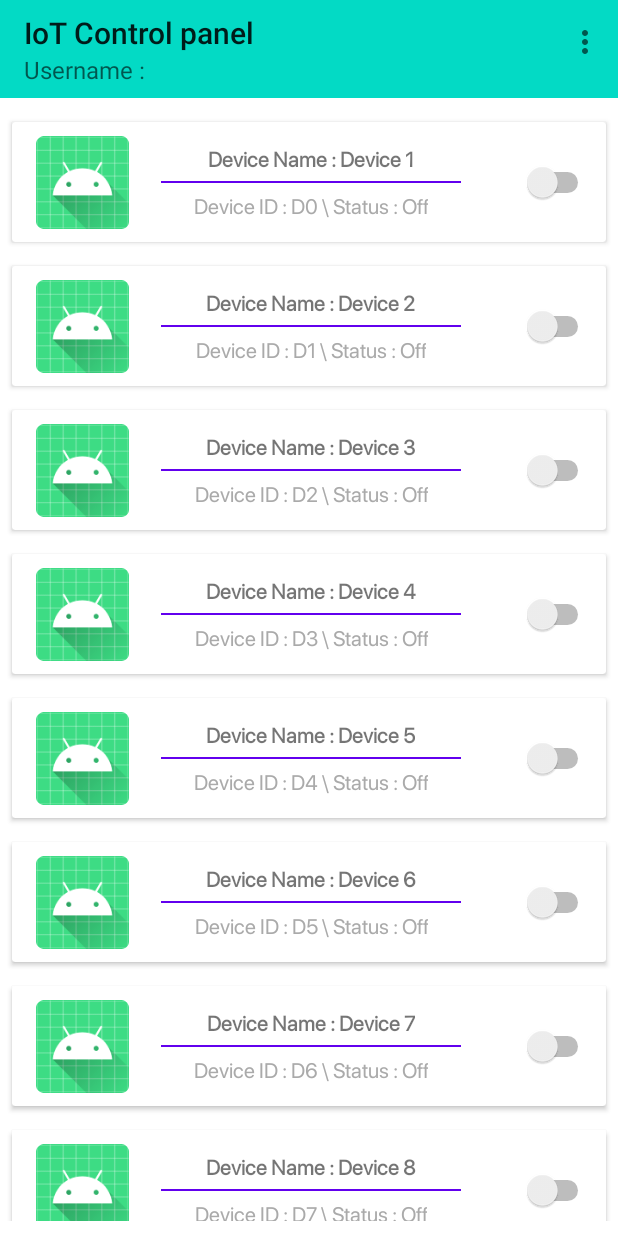
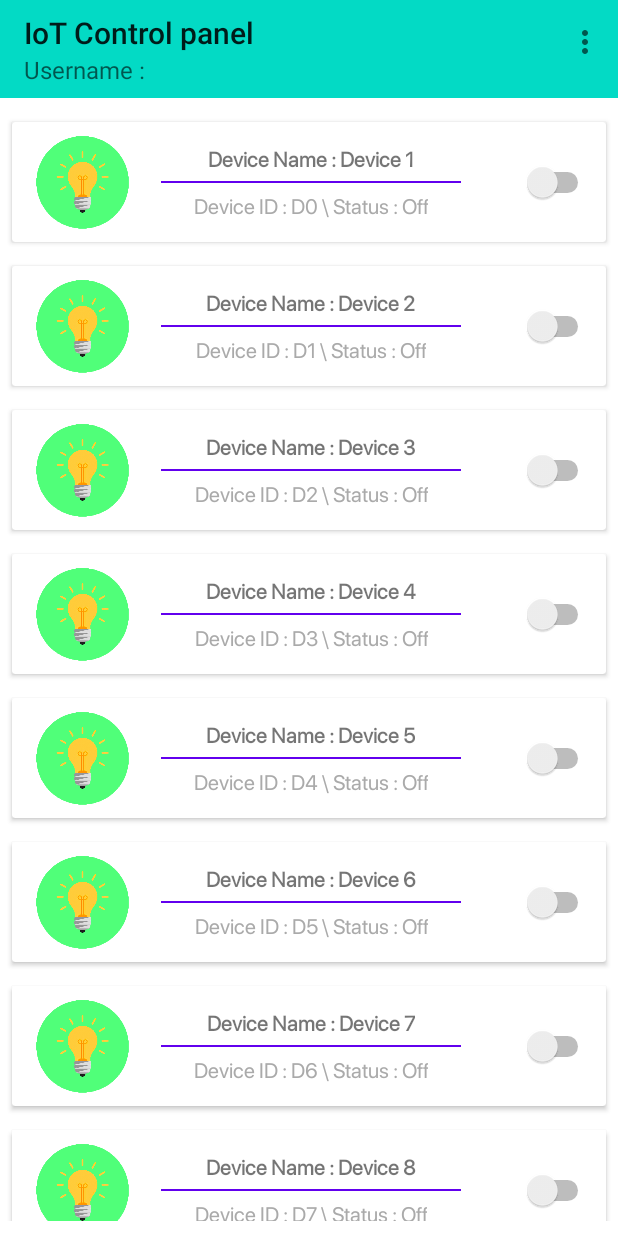
Before and after one commit to BeingTiger007/MySharedPref, an Android app: the iot_devices screen opened directly, with no data from a screen before it, on a phone screen of 412 x 824 dp. Run offline under Robolectric (Android 15) with nearby library versions, the phone set to English and light mode, and no system bars; our stand-ins replace Firebase (no records; nobody signed in at launch, a user with empty details on screens opened directly); libraries missing offline, so code that uses them is left out: com.orhanobut.dialogplus; 20 statements that could not run were skipped.

Commit message:
added image indications

```diff
--- a/app/src/main/java/com/example/mysharedpref/iot_devices.java
+++ b/app/src/main/java/com/example/mysharedpref/iot_devices.java
@@ -1,7 +1,6 @@
 package com.example.mysharedpref;
 
 import android.content.Context;
-import android.content.Intent;
 import android.content.SharedPreferences;
 import android.os.Bundle;
 import android.view.Gravity;
@@ -12,16 +11,17 @@ import android.view.View;
 import android.widget.Button;
 import android.widget.CompoundButton;
 import android.widget.EditText;
+import android.widget.ImageView;
 import android.widget.LinearLayout;
 import android.widget.Switch;
 import android.widget.TextView;
 import android.widget.Toast;
 
+import androidx.annotation.DrawableRes;
 import androidx.annotation.NonNull;
 import androidx.appcompat.app.AppCompatActivity;
 import androidx.appcompat.widget.Toolbar;
 
-import com.google.firebase.auth.FirebaseAuth;
 import com.google.firebase.database.DataSnapshot;
 import com.google.firebase.database.DatabaseError;
 import com.google.firebase.database.DatabaseReference;
@@ -43,6 +43,7 @@ public class iot_devices extends AppCompatActivity {
     Switch S0, S1, S2, S3, S4, S5, S6, S7, S8, S9;
     TextView T0, T1, T2, T3, T4, T5, T6, T7, T8, T9;
     TextView Sb0,Sb1,Sb2,Sb3,Sb4,Sb5,Sb6,Sb7,Sb8,Sb9;
+    ImageView i1,i2,i3,i4,i5,i6,i7,i8,i9,i10;
 
     private String admin_usernameS, admin_passwordS;
 
@@ -94,13 +95,24 @@ public class iot_devices extends AppCompatActivity {
         Sb8 = findViewById(R.id.IoT_deviceIdText9);
         Sb9 = findViewById(R.id.IoT_deviceIdText10);
 
+        i1 = findViewById(R.id.IoT_imageView1);
+        i2 = findViewById(R.id.IoT_imageView2);
+        i3 = findViewById(R.id.IoT_imageView3);
+        i4 = findViewById(R.id.IoT_imageView4);
+        i5 = findViewById(R.id.IoT_imageView5);
+        i6 = findViewById(R.id.IoT_imageView6);
+        i7 = findViewById(R.id.IoT_imageView7);
+        i8 = findViewById(R.id.IoT_imageView8);
+        i9 = findViewById(R.id.IoT_imageView9);
+        i10 = findViewById(R.id.IoT_imageView10);
+
         preferences = getSharedPreferences("myDevices", Context.MODE_PRIVATE);
         toolbar.setSubtitle("Username : " + preferences.getString("users_username", ""));
 
+        disableAllSwitch();
+
         database = FirebaseDatabase.getInstance();
         UserRef = database.getReference("IoT").child(preferences.getString("users_username", ""));
-
-        disableAllSwitch();
 
         updateAllDeviceData();
         updateAllSwitchData();
@@ -114,10 +126,12 @@ public class iot_devices extends AppCompatActivity {
                 if(isChecked){
                     UserRef.child("D0").setValue(true);
                     Sb0.setText("Device ID : D0 \\ Status : On");
+                    i1.setImageResource(R.drawable.ic_bulb_on);
                 }
                 else {
                     UserRef.child("D0").setValue(false);
                     Sb0.setText("Device ID : D0 \\ Status : Off");
+                    i1.setImageResource(R.drawable.ic_bulb_off);
                 }
             }
         });
@@ -128,10 +142,12 @@ public class iot_devices extends AppCompatActivity {
                 if(isChecked){
                     UserRef.child("D1").setValue(true);
                     Sb1.setText("Device ID : D1 \\ Status : On");
+                    i2.setImageResource(R.drawable.ic_bulb_on);
                 }
                 else {
                     UserRef.child("D1").setValue(false);
                     Sb1.setText("Device ID : D1 \\ Status : Off");
+                    i2.setImageResource(R.drawable.ic_bulb_off);
                 }
             }
         });
@@ -142,10 +158,12 @@ public class iot_devices extends AppCompatActivity {
                 if(isChecked){
                     UserRef.child("D2").setValue(true);
                     Sb2.setText("Device ID : D2 \\ Status : On");
+                    i3.setImageResource(R.drawable.ic_bulb_on);
                 }
                 else {
                     UserRef.child("D2").setValue(false);
                     Sb2.setText("Device ID : D2 \\ Status : Off");
+                    i3.setImageResource(R.drawable.ic_bulb_off);
                 }
             }
         });
@@ -156,10 +174,12 @@ public class iot_devices extends AppCompatActivity {
                 if(isChecked){
                     UserRef.child("D3").setValue(true);
                     Sb3.setText("Device ID : D3 \\ Status : On");
+                    i4.setImageResource(R.drawable.ic_bulb_on);
                 }
                 else {
                     UserRef.child("D3").setValue(false);
                     Sb3.setText("Device ID : D3 \\ Status : Off");
+                    i4.setImageResource(R.drawable.ic_bulb_off);
                 }
             }
         });
@@ -170,10 +190,12 @@ public class iot_devices extends AppCompatActivity {
                 if(isChecked){
                     UserRef.child("D4").setValue(true);
                     Sb4.setText("Device ID : D4 \\ Status : On");
+                    i5.setImageResource(R.drawable.ic_bulb_on);
                 }
                 else {
                     UserRef.child("D4").setValue(false);
                     Sb4.setText("Device ID : D4 \\ Status : Off");
+                    i5.setImageResource(R.drawable.ic_bulb_off);
                 }
             }
         });
@@ -184,10 +206,12 @@ public class iot_devices extends AppCompatActivity {
                 if(isChecked){
                     UserRef.child("D5").setValue(true);
                     Sb5.setText("Device ID : D5 \\ Status : On");
+                    i6.setImageResource(R.drawable.ic_bulb_on);
                 }
                 else {
                     UserRef.child("D5").setValue(false);
                     Sb5.setText("Device ID : D5 \\ Status : Off");
+                    i6.setImageResource(R.drawable.ic_bulb_off);
                 }
             }
         });
@@ -198,10 +222,12 @@ public class iot_devices extends AppCompatActivity {
                 if(isChecked){
                     UserRef.child("D6").setValue(true);
                     Sb6.setText("Device ID : D6 \\ Status : On");
+                    i7.setImageResource(R.drawable.ic_bulb_on);
                 }
                 else {
                     UserRef.child("D6").setValue(false);
                     Sb6.setText("Device ID : D6 \\ Status : Off");
+                    i7.setImageResource(R.drawable.ic_bulb_off);
                 }
             }
         });
@@ -212,10 +238,12 @@ public class iot_devices extends AppCompatActivity {
                 if(isChecked){
                     UserRef.child("D7").setValue(true);
                     Sb7.setText("Device ID : D7 \\ Status : On");
+                    i8.setImageResource(R.drawable.ic_bulb_on);
                 }
                 else {
                     UserRef.child("D7").setValue(false);
                     Sb7.setText("Device ID : D7 \\ Status : Off");
+                    i8.setImageResource(R.drawable.ic_bulb_off);
                 }
             }
         });
@@ -226,10 +254,12 @@ public class iot_devices extends AppCompatActivity {
                 if(isChecked){
                     UserRef.child("D8").setValue(true);
                     Sb8.setText("Device ID : D8 \\ Status : On");
+                    i9.setImageResource(R.drawable.ic_bulb_on);
                 }
                 else {
                     UserRef.child("D8").setValue(false);
                     Sb8.setText("Device ID : D8 \\ Status : Off");
+                    i9.setImageResource(R.drawable.ic_bulb_off);
                 }
             }
         });
@@ -240,10 +270,12 @@ public class iot_devices extends AppCompatActivity {
                 if(isChecked){
                     UserRef.child("D9").setValue(true);
                     Sb9.setText("Device ID : D9 \\ Status : On");
+                    i10.setImageResource(R.drawable.ic_bulb_on);
                 }
                 else {
                     UserRef.child("D9").setValue(false);
                     Sb9.setText("Device ID : D9 \\ Status : Off");
+                    i10.setImageResource(R.drawable.ic_bulb_off);
                 }
             }
         });
@@ -403,6 +435,17 @@ public class iot_devices extends AppCompatActivity {
                 S8.setChecked(D8);
                 S9.setChecked(D9);
 
+                if (!D0) i1.setImageResource(R.drawable.ic_bulb_off);
+                if (!D1) i2.setImageResource(R.drawable.ic_bulb_off);
+                if (!D2) i3.setImageResource(R.drawable.ic_bulb_off);
+                if (!D3) i4.setImageResource(R.drawable.ic_bulb_off);
+                if (!D4) i5.setImageResource(R.drawable.ic_bulb_off);
+                if (!D5) i6.setImageResource(R.drawable.ic_bulb_off);
+                if (!D6) i7.setImageResource(R.drawable.ic_bulb_off);
+                if (!D7) i8.setImageResource(R.drawable.ic_bulb_off);
+                if (!D8) i9.setImageResource(R.drawable.ic_bulb_off);
+                if (!D9) i10.setImageResource(R.drawable.ic_bulb_off);
+
                 enableAllSwitch();
             }
 
--- a/app/src/main/res/layout/activity_iot_deviecs.xml
+++ b/app/src/main/res/layout/activity_iot_deviecs.xml
@@ -62,7 +62,7 @@
                         android:layout_gravity="start|center"
                         android:layout_marginLeft="8dp"
                         android:scaleType="centerCrop"
-                        android:src="@mipmap/ic_launcher"
+                        android:src="@drawable/ic_bulb_on"
                         app:layout_constraintBottom_toBottomOf="parent"
                         app:layout_constraintStart_toStartOf="parent"
                         app:layout_constraintTop_toTopOf="parent" />
@@ -154,7 +154,7 @@
                 android:layout_gravity="start|center"
                 android:layout_marginLeft="8dp"
                 android:scaleType="centerCrop"
-                android:src="@mipmap/ic_launcher"
+                android:src="@drawable/ic_bulb_on"
                 app:layout_constraintBottom_toBottomOf="parent"
                 app:layout_constraintStart_toStartOf="parent"
                 app:layout_constraintTop_toTopOf="parent" />
@@ -246,7 +246,7 @@
                         android:layout_gravity="start|center"
                         android:layout_marginLeft="8dp"
                         android:scaleType="centerCrop"
-                        android:src="@mipmap/ic_launcher"
+                        android:src="@drawable/ic_bulb_on"
                         app:layout_constraintBottom_toBottomOf="parent"
                         app:layout_constraintStart_toStartOf="parent"
                         app:layout_constraintTop_toTopOf="parent" />
@@ -338,7 +338,7 @@
                         android:layout_gravity="start|center"
                         android:layout_marginLeft="8dp"
                         android:scaleType="centerCrop"
-                        android:src="@mipmap/ic_launcher"
+                        android:src="@drawable/ic_bulb_on"
                         app:layout_constraintBottom_toBottomOf="parent"
                         app:layout_constraintStart_toStartOf="parent"
                         app:layout_constraintTop_toTopOf="parent" />
@@ -430,7 +430,7 @@
                         android:layout_gravity="start|center"
                         android:layout_marginLeft="8dp"
                         android:scaleType="centerCrop"
-                        android:src="@mipmap/ic_launcher"
+                        android:src="@drawable/ic_bulb_on"
                         app:layout_constraintBottom_toBottomOf="parent"
                         app:layout_constraintStart_toStartOf="parent"
                         app:layout_constraintTop_toTopOf="parent" />
@@ -522,7 +522,7 @@
                         android:layout_gravity="start|center"
                         android:layout_marginLeft="8dp"
                         android:scaleType="centerCrop"
-                        android:src="@mipmap/ic_launcher"
+                        android:src="@drawable/ic_bulb_on"
                         app:layout_constraintBottom_toBottomOf="parent"
                         app:layout_constraintStart_toStartOf="parent"
                         app:layout_constraintTop_toTopOf="parent" />
@@ -614,7 +614,7 @@
                         android:layout_gravity="start|center"
                         android:layout_marginLeft="8dp"
                         android:scaleType="centerCrop"
-                        android:src="@mipmap/ic_launcher"
+                        android:src="@drawable/ic_bulb_on"
                         app:layout_constraintBottom_toBottomOf="parent"
                         app:layout_constraintStart_toStartOf="parent"
                         app:layout_constraintTop_toTopOf="parent" />
@@ -706,7 +706,7 @@
                         android:layout_gravity="start|center"
                         android:layout_marginLeft="8dp"
                         android:scaleType="centerCrop"
-                        android:src="@mipmap/ic_launcher"
+                        android:src="@drawable/ic_bulb_on"
                         app:layout_constraintBottom_toBottomOf="parent"
                         app:layout_constraintStart_toStartOf="parent"
                         app:layout_constraintTop_toTopOf="parent" />
@@ -798,7 +798,7 @@
                         android:layout_gravity="start|center"
                         android:layout_marginLeft="8dp"
                         android:scaleType="centerCrop"
-                        android:src="@mipmap/ic_launcher"
+                        android:src="@drawable/ic_bulb_on"
                         app:layout_constraintBottom_toBottomOf="parent"
                         app:layout_constraintStart_toStartOf="parent"
                         app:layout_constraintTop_toTopOf="parent" />
@@ -890,7 +890,7 @@
                         android:layout_gravity="start|center"
                         android:layout_marginLeft="8dp"
                         android:scaleType="centerCrop"
-                        android:src="@mipmap/ic_launcher"
+                        android:src="@drawable/ic_bulb_on"
                         app:layout_constraintBottom_toBottomOf="parent"
                         app:layout_constraintStart_toStartOf="parent"
                         app:layout_constraintTop_toTopOf="parent" />
```
Also changed, not shown: app/src/main/res/drawable/ic_bulb_off.png (added), app/src/main/res/drawable/ic_bulb_on.png (added).
